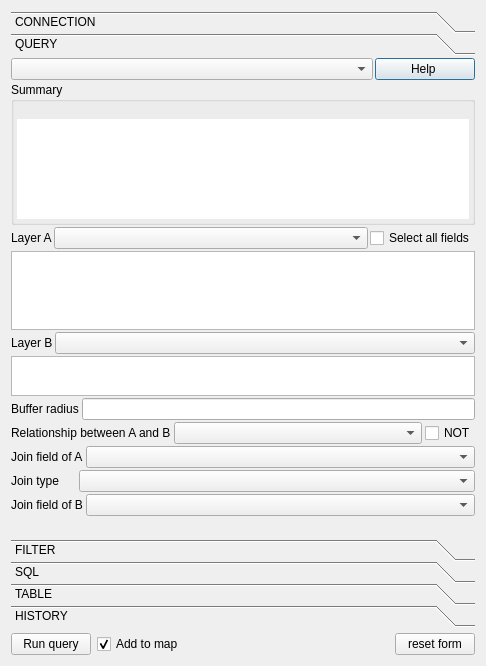
enricofer/postgisQueryBuilder, file ui_postgisquerybuilder.ui: the form before one commit.
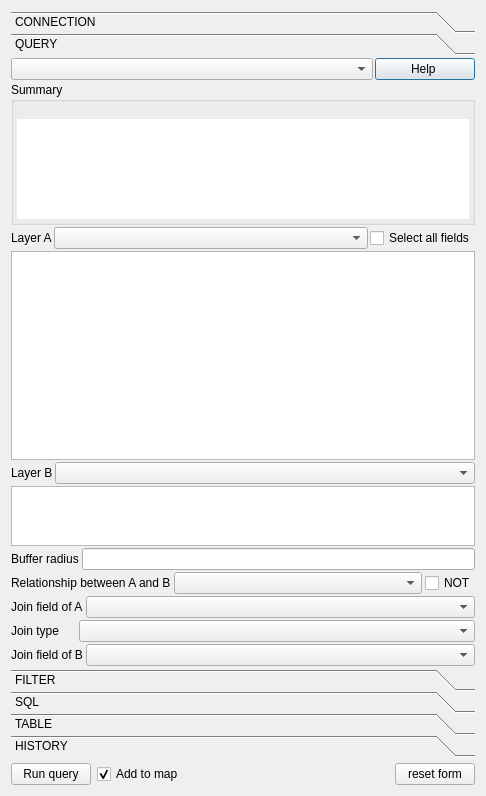
The form after the commit. Custom widgets are drawn as their Qt base class.

Commit message: QUERY resize policy fixed

```diff
--- a/ui_postgisquerybuilder.ui
+++ b/ui_postgisquerybuilder.ui
@@ -10,7 +10,7 @@
     <x>0</x>
     <y>0</y>
     <width>486</width>
-    <height>666</height>
+    <height>796</height>
    </rect>
   </property>
   <property name="sizePolicy">
@@ -348,13 +348,16 @@
         <x>0</x>
         <y>0</y>
         <width>468</width>
-        <height>491</height>
+        <height>619</height>
        </rect>
       </property>
       <attribute name="label">
        <string>QUERY</string>
       </attribute>
       <layout class="QVBoxLayout" name="verticalLayout_17">
+       <property name="sizeConstraint">
+        <enum>QLayout::SetMaximumSize</enum>
+       </property>
        <property name="leftMargin">
         <number>0</number>
        </property>
@@ -373,7 +376,7 @@
           <number>2</number>
          </property>
          <property name="sizeConstraint">
-          <enum>QLayout::SetMaximumSize</enum>
+          <enum>QLayout::SetDefaultConstraint</enum>
          </property>
          <item>
           <layout class="QHBoxLayout" name="horizontalLayout_8">
@@ -564,9 +567,9 @@
          <item>
           <widget class="QListWidget" name="fieldsListA">
            <property name="sizePolicy">
-            <sizepolicy hsizetype="Expanding" vsizetype="Preferred">
+            <sizepolicy hsizetype="Expanding" vsizetype="Ignored">
              <horstretch>0</horstretch>
-             <verstretch>0</verstretch>
+             <verstretch>50</verstretch>
             </sizepolicy>
            </property>
            <property name="minimumSize">
@@ -578,7 +581,7 @@
            <property name="maximumSize">
             <size>
              <width>16777215</width>
-             <height>100</height>
+             <height>2000</height>
             </size>
            </property>
           </widget>
@@ -588,8 +591,17 @@
            <property name="spacing">
             <number>2</number>
            </property>
+           <property name="sizeConstraint">
+            <enum>QLayout::SetDefaultConstraint</enum>
+           </property>
            <item>
             <widget class="QLabel" name="LAYERbLabel">
+             <property name="sizePolicy">
+              <sizepolicy hsizetype="Preferred" vsizetype="Fixed">
+               <horstretch>0</horstretch>
+               <verstretch>0</verstretch>
+              </sizepolicy>
+             </property>
              <property name="minimumSize">
               <size>
                <width>0</width>
@@ -654,6 +666,9 @@
              <property name="spacing">
               <number>3</number>
              </property>
+             <property name="sizeConstraint">
+              <enum>QLayout::SetFixedSize</enum>
+             </property>
              <item>
               <widget class="QLabel" name="BUFFERRADIUSLabel">
                <property name="sizePolicy">
@@ -668,7 +683,14 @@
               </widget>
              </item>
              <item>
-              <widget class="QLineEdit" name="BUFFERRADIUS"/>
+              <widget class="QLineEdit" name="BUFFERRADIUS">
+               <property name="sizePolicy">
+                <sizepolicy hsizetype="Expanding" vsizetype="Fixed">
+                 <horstretch>0</horstretch>
+                 <verstretch>0</verstretch>
+                </sizepolicy>
+               </property>
+              </widget>
              </item>
             </layout>
            </item>
@@ -677,6 +699,9 @@
              <property name="spacing">
               <number>3</number>
              </property>
+             <property name="sizeConstraint">
+              <enum>QLayout::SetFixedSize</enum>
+             </property>
              <item>
               <widget class="QLabel" name="SPATIALRELLabel">
                <property name="sizePolicy">
@@ -726,6 +751,9 @@
              <property name="spacing">
               <number>3</number>
              </property>
+             <property name="sizeConstraint">
+              <enum>QLayout::SetFixedSize</enum>
+             </property>
              <item>
               <widget class="QLabel" name="FIELDLabel">
                <property name="sizePolicy">
@@ -762,10 +790,13 @@
              <property name="spacing">
               <number>3</number>
              </property>
+             <property name="sizeConstraint">
+              <enum>QLayout::SetFixedSize</enum>
+             </property>
              <item>
               <widget class="QLabel" name="JOINLabel">
                <property name="sizePolicy">
-                <sizepolicy hsizetype="Preferred" vsizetype="Fixed">
+                <sizepolicy hsizetype="Preferred" vsizetype="Maximum">
                  <horstretch>0</horstretch>
                  <verstretch>0</verstretch>
                 </sizepolicy>
@@ -784,7 +815,7 @@
              <item>
               <widget class="QComboBox" name="JOIN">
                <property name="sizePolicy">
-                <sizepolicy hsizetype="Expanding" vsizetype="Fixed">
+                <sizepolicy hsizetype="Expanding" vsizetype="Maximum">
                  <horstretch>0</horstretch>
                  <verstretch>0</verstretch>
                 </sizepolicy>
@@ -798,6 +829,9 @@
              <property name="spacing">
               <number>3</number>
              </property>
+             <property name="sizeConstraint">
+              <enum>QLayout::SetFixedSize</enum>
+             </property>
              <item>
               <widget class="QLabel" name="FIELDbLabel">
                <property name="sizePolicy">
@@ -829,24 +863,21 @@
              </item>
             </layout>
            </item>
-           <item>
-            <spacer name="verticalSpacer">
-             <property name="orientation">
-              <enum>Qt::Vertical</enum>
-             </property>
-             <property name="sizeHint" stdset="0">
-              <size>
-               <width>20</width>
-               <height>40</height>
-              </size>
-             </property>
-            </spacer>
-           </item>
-           <item>
-            <layout class="QVBoxLayout" name="verticalLayout"/>
-           </item>
           </layout>
          </item>
+         <item>
+          <spacer name="verticalSpacer">
+           <property name="orientation">
+            <enum>Qt::Vertical</enum>
+           </property>
+           <property name="sizeHint" stdset="0">
+            <size>
+             <width>20</width>
+             <height>0</height>
+            </size>
+           </property>
+          </spacer>
+         </item>
         </layout>
        </item>
       </layout>
```
Left out of the diff: 25 changed lines with no effect on the pictures. The commit also changes 2 other files.
